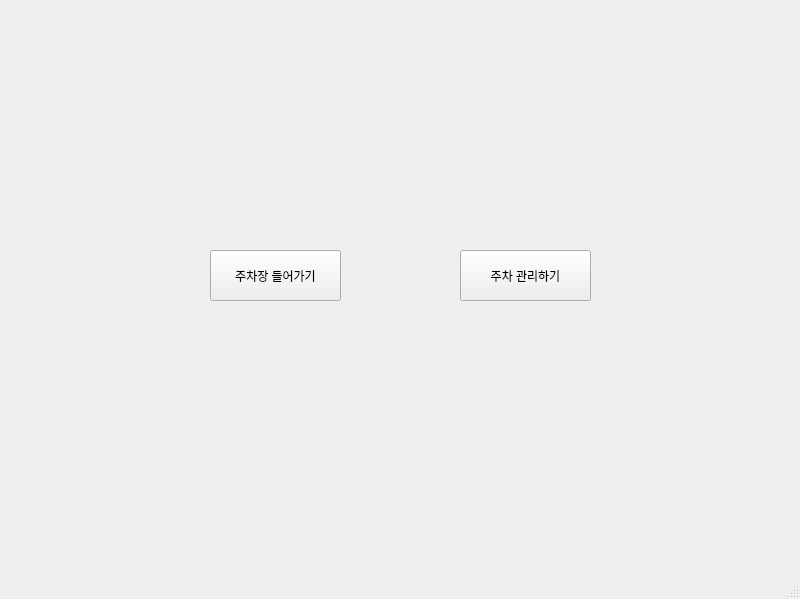
Before: the Qt Designer form main.ui in okpyo12/OOAD_project, drawn with Qt 5.
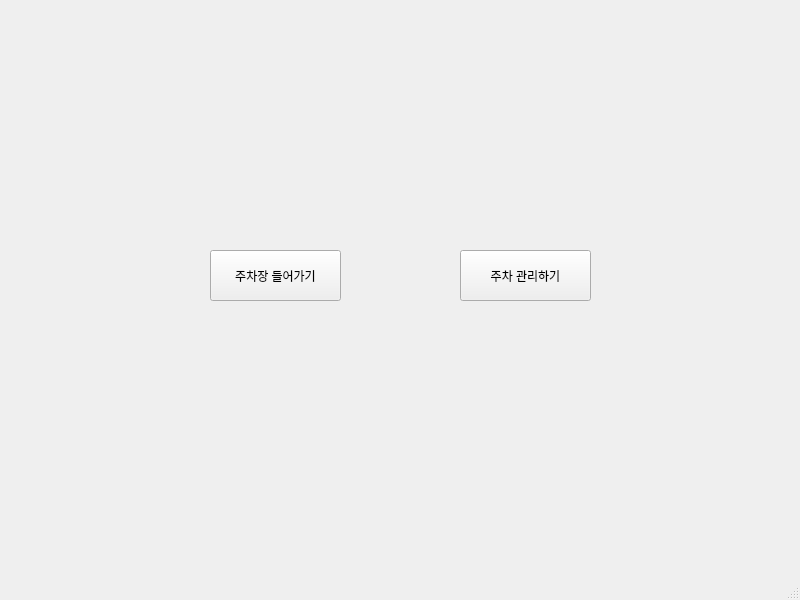
After: the same form once the commit is applied.

```diff
--- a/main.ui
+++ b/main.ui
@@ -7,7 +7,7 @@
     <x>0</x>
     <y>0</y>
     <width>800</width>
-    <height>599</height>
+    <height>600</height>
    </rect>
   </property>
   <property name="windowTitle">
```
